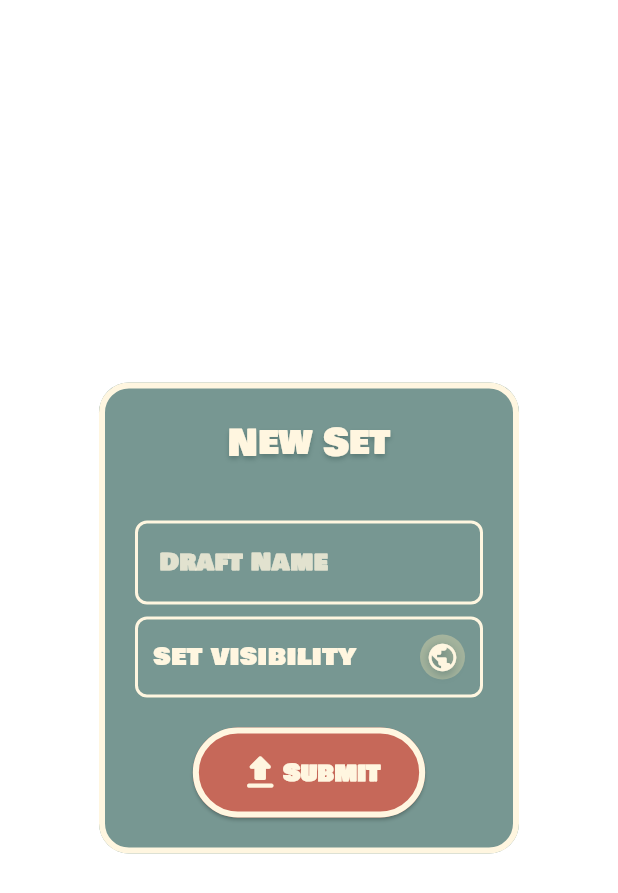
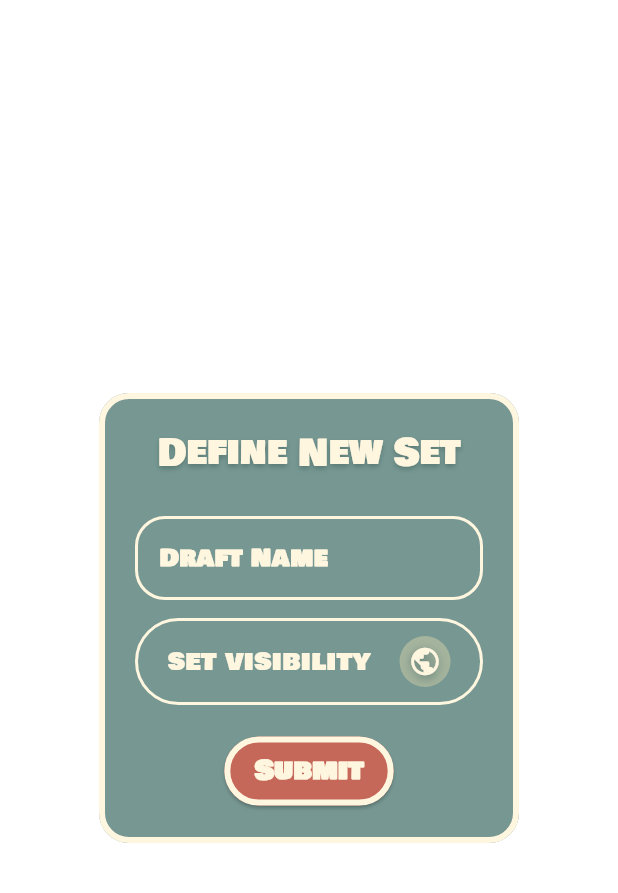
Before and after one commit to RomaZinkevich/the-bronzest-jade, a Flutter app: the CharacterDraftDialogue widget shown alone on an empty page, opened directly with empty values, on a phone screen of 412 x 824 dp. Shown: the top 893 px of the screen. Run offline on Flutter 3.47's test engine with Material 3 defaults, Android fonts, the phone set to English and light mode, and no system bars; our stand-ins replace image_picker, shared_preferences; missing offline and left inert: particles_flutter, stomp_dart_client; accounts and stored records are empty; network calls fail.

Commit message:
Complete character set

```diff
--- a/frontend/lib/widgets/character_draft_dialogue.dart
+++ b/frontend/lib/widgets/character_draft_dialogue.dart
@@ -31,7 +31,7 @@ class _CharacterDraftDialogueState extends State<CharacterDraftDialogue> {
         side: BorderSide(color: theme.tertiary, width: 4),
       ),
       title: Text(
-        "New Set",
+        "Define New Set",
         style: TextStyle(
           color: theme.tertiary,
           shadows: [
@@ -48,7 +48,7 @@ class _CharacterDraftDialogueState extends State<CharacterDraftDialogue> {
         mainAxisSize: MainAxisSize.min,
         crossAxisAlignment: CrossAxisAlignment.center,
         children: [
-          const SizedBox(height: 20),
+          const SizedBox(height: 10),
 
           TextField(
             decoration: InputDecoration(
@@ -58,7 +58,7 @@ class _CharacterDraftDialogueState extends State<CharacterDraftDialogue> {
               labelText: "Draft Name",
 
               labelStyle: TextStyle(
-                color: theme.tertiary.withAlpha(200),
+                color: theme.tertiary,
                 fontWeight: FontWeight.bold,
               ),
               hintStyle: TextStyle(
@@ -67,12 +67,12 @@ class _CharacterDraftDialogueState extends State<CharacterDraftDialogue> {
               ),
 
               focusedBorder: OutlineInputBorder(
-                borderRadius: BorderRadius.circular(8),
-                borderSide: BorderSide(width: 2, color: theme.primary),
+                borderRadius: BorderRadius.circular(20),
+                borderSide: BorderSide(width: 2, color: theme.tertiary),
               ),
 
               enabledBorder: OutlineInputBorder(
-                borderRadius: BorderRadius.circular(8),
+                borderRadius: BorderRadius.circular(20),
                 borderSide: BorderSide(width: 2, color: theme.tertiary),
               ),
             ),
@@ -80,7 +80,7 @@ class _CharacterDraftDialogueState extends State<CharacterDraftDialogue> {
             style: TextStyle(color: theme.tertiary),
           ),
 
-          const SizedBox(height: 8),
+          const SizedBox(height: 12),
 
           InkWell(
             onTap: () {
@@ -88,16 +88,15 @@ class _CharacterDraftDialogueState extends State<CharacterDraftDialogue> {
                 _isPublic = !_isPublic;
               });
             },
-            borderRadius: BorderRadius.circular(8),
+            borderRadius: BorderRadius.circular(30),
             child: Container(
               decoration: BoxDecoration(
-                borderRadius: BorderRadius.circular(8),
-                // color: theme.tertiary,
+                borderRadius: BorderRadius.circular(30),
                 border: Border.all(width: 2, color: theme.tertiary),
               ),
               padding: const EdgeInsets.all(10),
               child: Row(
-                mainAxisAlignment: MainAxisAlignment.spaceBetween,
+                mainAxisAlignment: MainAxisAlignment.spaceAround,
                 crossAxisAlignment: CrossAxisAlignment.center,
                 children: [
                   Text(
@@ -105,11 +104,10 @@ class _CharacterDraftDialogueState extends State<CharacterDraftDialogue> {
                     style: TextStyle(color: theme.tertiary, fontSize: 18),
                   ),
                   Container(
-                    width: 30,
-                    height: 30,
+                    padding: const EdgeInsets.all(6),
                     decoration: BoxDecoration(
                       color: _isPublic ? theme.primary : theme.error,
-                      borderRadius: BorderRadius.circular(30),
+                      shape: BoxShape.circle,
                     ),
                     child: Icon(
                       _isPublic ? Icons.public : Icons.lock,
@@ -137,12 +135,8 @@ class _CharacterDraftDialogueState extends State<CharacterDraftDialogue> {
               widget.onCreateDraft(_nameController.text, _isPublic);
             },
 
-            padding: const EdgeInsets.symmetric(horizontal: 30, vertical: 15),
-
-            icon: Icons.upload_rounded,
-            iconSize: 30,
-            iconAtEnd: false,
-            iconSpacing: 0,
+            fontSize: 18,
+            padding: const EdgeInsets.symmetric(horizontal: 20, vertical: 10),
           ),
         ],
       ),
--- a/frontend/pubspec.yaml
+++ b/frontend/pubspec.yaml
@@ -16,6 +16,8 @@ dependencies:
   uuid: ^4.5.2
   shared_preferences: 2.5.3
   image_picker: 1.2.1
+  path_provider: ^2.1.1
+  path: ^1.8.3
 
 dev_dependencies:
   flutter_test:
```
Also changed, not shown: frontend/lib/models/character.dart (+12 -0 lines), frontend/lib/screens/create_characterset_screen.dart (+22 -12 lines), frontend/lib/widgets/character_grid.dart (+19 -18 lines), frontend/lib/widgets/character_grid_item.dart (+4 -8 lines), frontend/lib/widgets/character_input_form.dart (+21 -4 lines), frontend/lib/widgets/draft_header.dart (+20 -4 lines), frontend/lib/widgets/draft_section.dart (+5 -5 lines), frontend/pubspec.lock, 2 other files.
